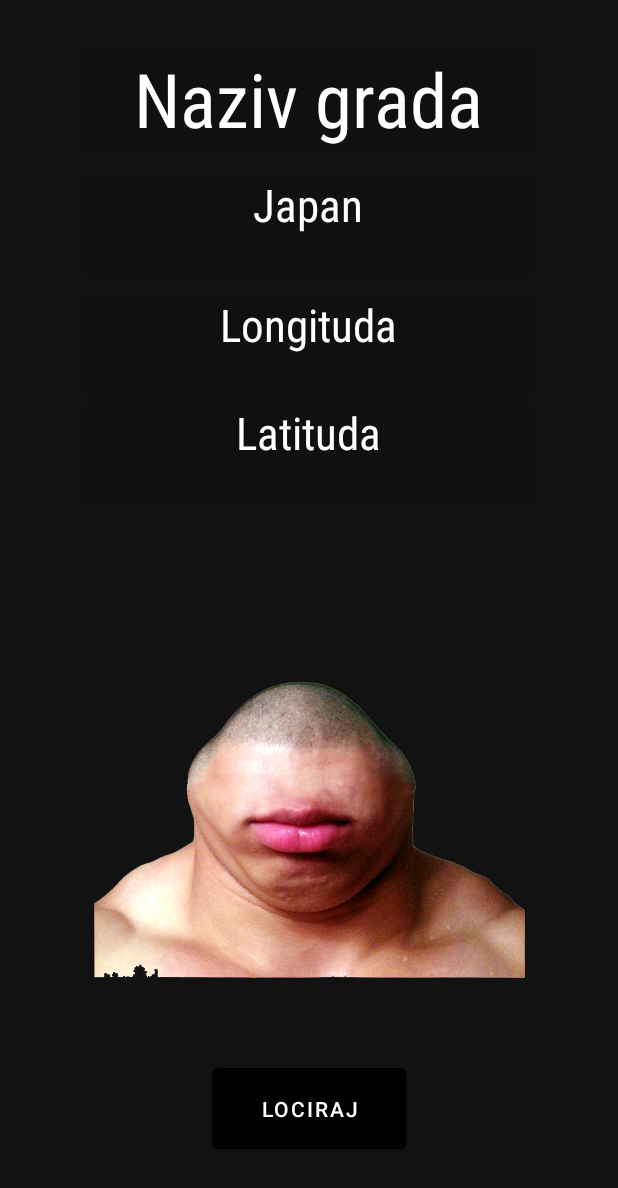
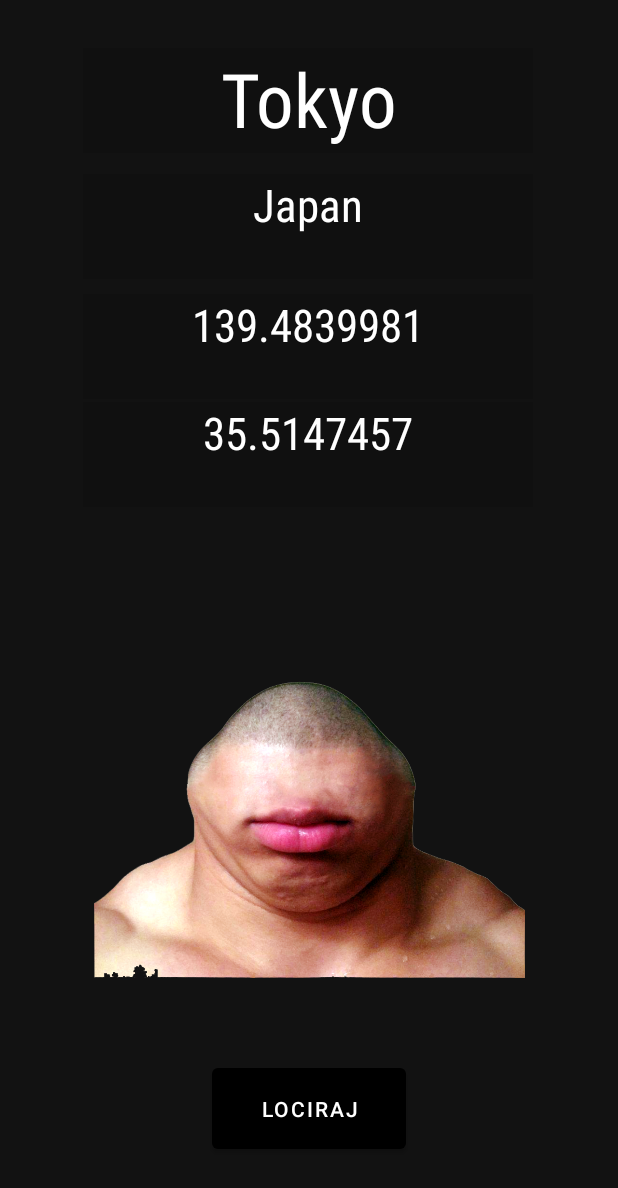
Before and after one commit to tarikturkovic0/NavigacijaProjekat, an Android app: the CitiesListFragment screen opened through its navigation route, after a tap on "DETALJI", on a phone screen of 412 x 824 dp. Shown: the top 1188 px of the screen. Run offline under Robolectric (Android 15) with nearby library versions, the phone set to English and light mode, and no system bars; our stand-ins replace data binding; 1 other tap on this screen came first.

Commit message:
Dodao podatke u delalje,pokusao osposobit formu

```diff
--- a/app/src/main/java/com/example/navigacijaprojekat/CitiesListFragment.kt
+++ b/app/src/main/java/com/example/navigacijaprojekat/CitiesListFragment.kt
@@ -39,8 +39,10 @@ class CitiesListFragment : Fragment() {
     override fun onViewCreated(view: View, savedInstanceState: Bundle?) {
         super.onViewCreated(view, savedInstanceState)
         recyclerView = binding.rv;
+
+        // TODO : mozda cu morat premjestit ovaj dio koda negdje drugo
         val preferences = view.context.getSharedPreferences("Cities", Context.MODE_PRIVATE)
-        if (!preferences.contains("name")) { // Prvi put ikada kada se pokrene app nece imati ( Ovo mozda radi nisam siguran)
+        if (!preferences.contains("Cities")) { // Prvi put ikada kada se pokrene app nece imati ( Ovo mozda radi nisam siguran)
             val editor : SharedPreferences.Editor  = preferences.edit().putString("cities",
                 citiesJSON)
             editor.commit()
--- a/app/src/main/java/com/example/navigacijaprojekat/CityDetailsFragment.kt
+++ b/app/src/main/java/com/example/navigacijaprojekat/CityDetailsFragment.kt
@@ -7,7 +7,9 @@ import android.view.LayoutInflater
 import android.view.View
 import android.view.ViewGroup
 import android.widget.TextView
+import androidx.databinding.DataBindingUtil
 import androidx.navigation.fragment.navArgs
+import com.example.navigacijaprojekat.databinding.ActivityMainBinding
 
 
 class CityDetailsFragment : Fragment() {
@@ -24,9 +26,13 @@ class CityDetailsFragment : Fragment() {
 
     override fun onViewCreated(view: View, savedInstanceState: Bundle?) {
         val tv1: TextView = view.findViewById(R.id.countryText)
-
-
         tv1.text = args.country
+        val latituda : TextView = view.findViewById(R.id.latitudaText)
+        latituda.text = args.latituda
+        val longituda : TextView = view.findViewById(R.id.longitudaText)
+        longituda.text = args.longituda
+        val naziv : TextView = view.findViewById(R.id.nazivGrada)
+        naziv.text = args.naziv
 
 
     }
--- a/app/src/main/java/com/example/navigacijaprojekat/MainActivity.kt
+++ b/app/src/main/java/com/example/navigacijaprojekat/MainActivity.kt
@@ -12,4 +12,6 @@ class MainActivity : AppCompatActivity() {
             this, R.layout.activity_main)
 
     }
+
+
 }
--- a/app/src/main/java/com/example/navigacijaprojekat/adapter/CityAdapter.kt
+++ b/app/src/main/java/com/example/navigacijaprojekat/adapter/CityAdapter.kt
@@ -24,8 +24,8 @@ class CityAdapter(private val context: Context, private val dataset: List<City>)
         val cityLonText :TextView = view.findViewById(R.id.city_lon)
         val mapsButton : Button = view.findViewById(R.id.mapsButton)
         val detailsButton : Button = view.findViewById(R.id.detailsButton)
-        public fun detailsSetup(data : String) {
-            val action = CitiesListFragmentDirections.actionCitiesListFragment2ToCityDetailsFragment2(data)
+        public fun detailsSetup(country : String,latituda : String,longituda : String,naziv : String) {
+            val action = CitiesListFragmentDirections.actionCitiesListFragment2ToCityDetailsFragment2(country,latituda,longituda,naziv)
 
             detailsButton.setOnClickListener {
 
@@ -52,7 +52,7 @@ class CityAdapter(private val context: Context, private val dataset: List<City>)
            val chooser : Intent = Intent.createChooser(intent,"Launch maps")
            context.startActivity(chooser)
        }
-        holder.detailsSetup(city.country)
+        holder.detailsSetup(city.country,city.latitude.toString(),city.longitude.toString(),city.name)
 
     }
 
--- a/app/src/main/java/com/example/navigacijaprojekat/model/data/DataSource.kt
+++ b/app/src/main/java/com/example/navigacijaprojekat/model/data/DataSource.kt
@@ -1,8 +1,6 @@
 package com.example.navigacijaprojekat.model.data
 
 
-import android.util.Log
-import com.example.navigacijaprojekat.model.Cities
 import com.example.navigacijaprojekat.model.City
 import kotlinx.serialization.builtins.ListSerializer
 import kotlinx.serialization.decodeFromString
--- a/app/src/main/res/layout/fragment_city_details.xml
+++ b/app/src/main/res/layout/fragment_city_details.xml
@@ -8,16 +8,14 @@
     android:background="#121212"
     tools:context=".CityDetailsFragment">
 
-    <!-- TODO: Update blank fragment layout -->
 
     <TextView
-        android:id="@+id/textView7"
+        android:id="@+id/latitudaText"
         android:layout_width="300dp"
         android:layout_height="70dp"
         android:layout_marginTop="268dp"
         android:background="#20000000"
         android:fontFamily="sans-serif-condensed"
-        android:text="Latituda"
         android:textAlignment="center"
         android:textColor="#FFF"
         android:textSize="30sp"
@@ -27,13 +25,12 @@
         app:layout_constraintTop_toTopOf="parent" />
 
     <TextView
-        android:id="@+id/textView6"
+        android:id="@+id/longitudaText"
         android:layout_width="300dp"
         android:layout_height="70dp"
         android:layout_marginTop="196dp"
         android:background="#20000000"
         android:fontFamily="sans-serif-condensed"
-        android:text="Longituda"
         android:textAlignment="center"
         android:textColor="#FFF"
         android:textSize="30sp"
@@ -58,13 +55,12 @@
         app:layout_constraintTop_toTopOf="parent" />
 
     <TextView
-        android:id="@+id/textView2"
+        android:id="@+id/nazivGrada"
         android:layout_width="300dp"
         android:layout_height="70dp"
         android:layout_marginTop="32dp"
         android:background="#20000000"
         android:fontFamily="sans-serif-condensed"
-        android:text="Naziv grada"
         android:textAlignment="center"
         android:textColor="#FFF"
         android:textSize="50sp"
--- a/app/src/main/res/navigation/navigation_graph.xml
+++ b/app/src/main/res/navigation/navigation_graph.xml
@@ -52,5 +52,14 @@
         <argument
             android:name="country"
             app:argType="string" />
+        <argument
+            android:name="latituda"
+            app:argType="string" />
+        <argument
+            android:name="longituda"
+            app:argType="string" />
+        <argument
+            android:name="naziv"
+            app:argType="string" />
     </fragment>
 </navigation>
```
Also changed, not shown: app/src/main/java/com/example/navigacijaprojekat/AddCity.kt (+31 -11 lines), app/src/main/res/layout/fragment_add_city.xml (+9 -9 lines).
